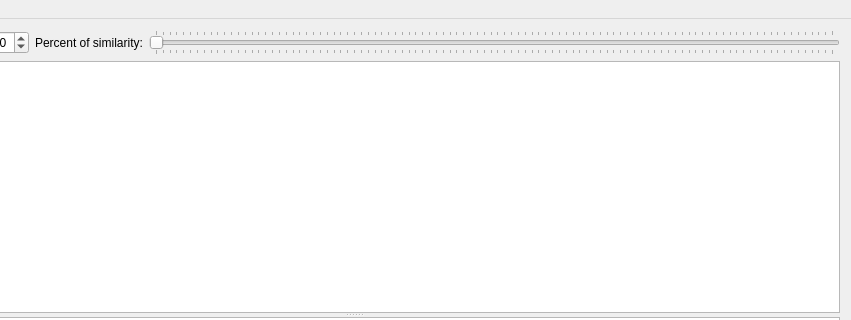
a-pavlov/fantlab, file app/mainwindow.ui: the form before one commit; both pictures show x 144 to 995 and y 0 to 320 of the 995 by 602 pixel window.
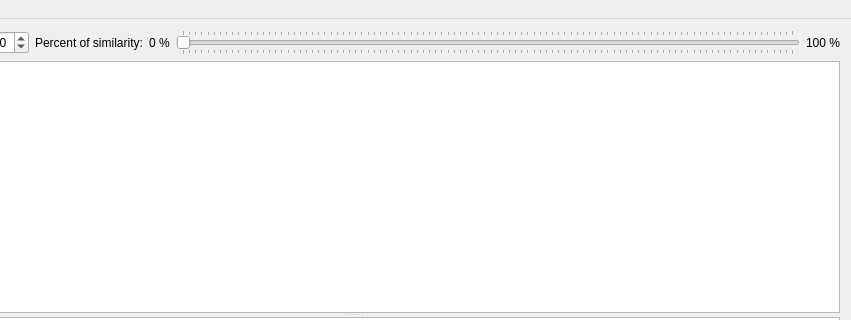
The form after the commit. Icons and pictures are not drawn.

```diff
--- a/app/mainwindow.ui
+++ b/app/mainwindow.ui
@@ -48,6 +48,13 @@
         </property>
        </widget>
       </item>
+      <item>
+       <widget class="QLabel" name="lbMin">
+        <property name="text">
+         <string>0 %</string>
+        </property>
+       </widget>
+      </item>
       <item>
        <widget class="QSlider" name="slSim">
         <property name="orientation">
@@ -61,6 +68,13 @@
         </property>
        </widget>
       </item>
+      <item>
+       <widget class="QLabel" name="lbMax">
+        <property name="text">
+         <string>100 %</string>
+        </property>
+       </widget>
+      </item>
      </layout>
     </item>
     <item>
```
